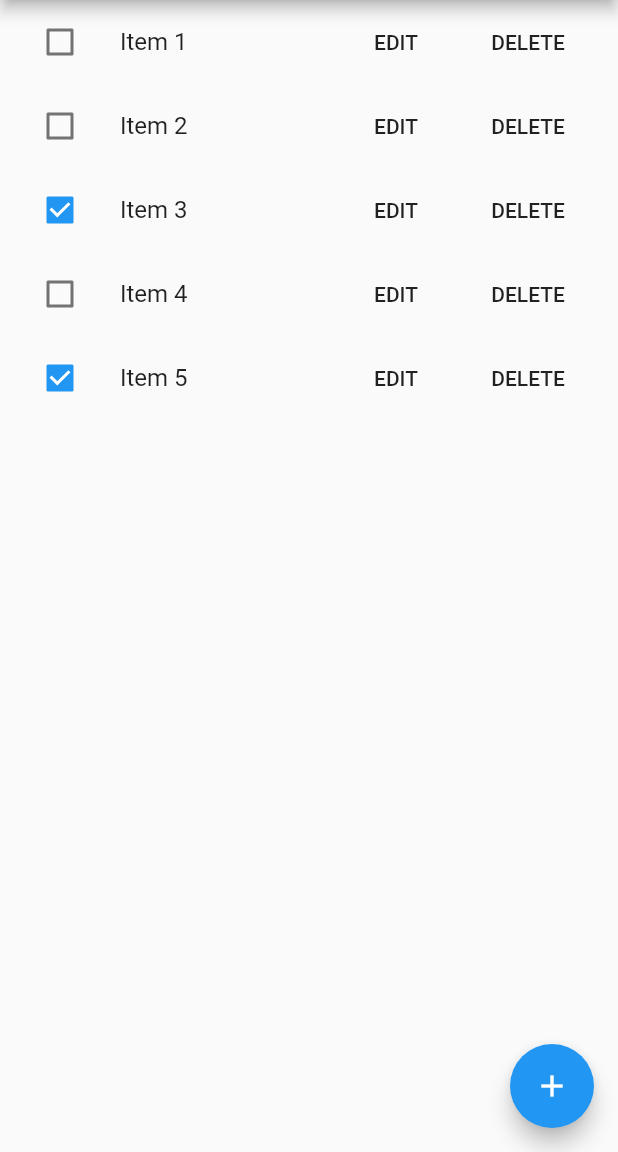
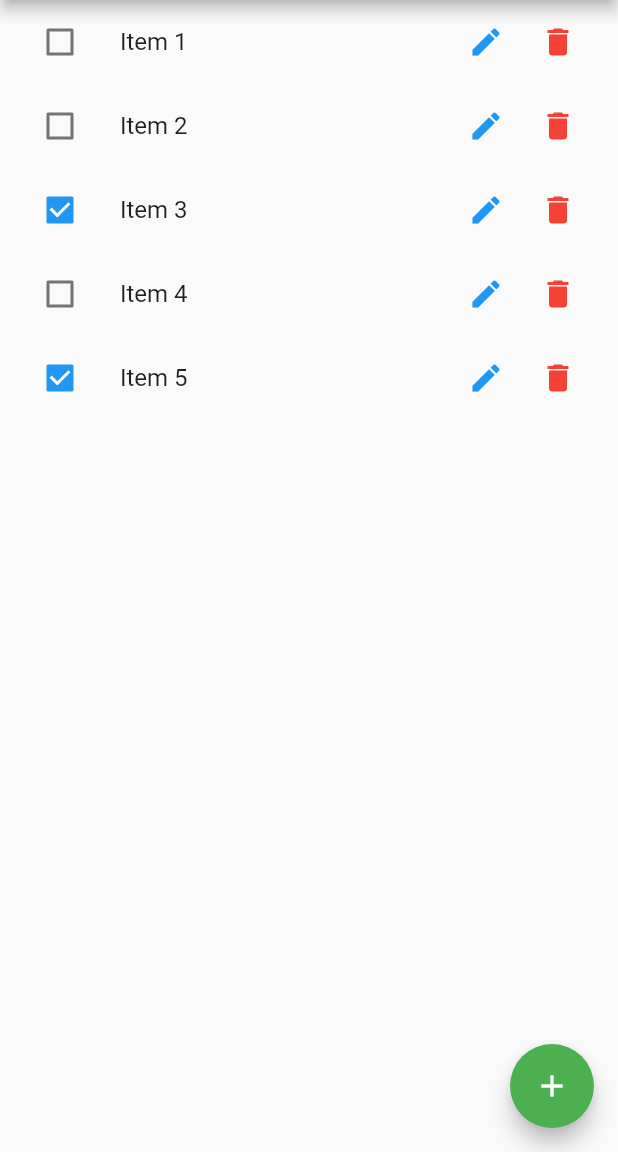
Before and after one commit to lickorice/flutter-todo-list, a Flutter app: the screen it shows after launch, on a phone screen of 412 x 824 dp, the part 84-1236 px from its top. Run offline on Flutter 3.47's test engine with Material 2 defaults, Android fonts, the phone set to English and light mode, and no system bars.

Commit message:
Style the application

```diff
--- a/lib/main.dart
+++ b/lib/main.dart
@@ -71,6 +71,7 @@ class _TodoListState extends State<TodoList> {
         },
         tooltip: 'Increment',
         child: Icon(Icons.add),
+        backgroundColor: Colors.green,
       ),
     );
   }
@@ -113,7 +114,7 @@ class _TodoListItemState extends State<TodoListItem> {
           Text(itemData.itemTitle),
           Row (
             children: <Widget>[
-              FlatButton(
+              IconButton(
                 onPressed: () {
                   showDialog(
                     context: context,
@@ -137,13 +138,15 @@ class _TodoListItemState extends State<TodoListItem> {
                     ),
                   );
                 },
-                child: Text("EDIT"),
+                icon: Icon(Icons.edit),
+                color: Colors.blue,
               ),
-              FlatButton(
+              IconButton(
                 onPressed: () {
                   itemData.removeSelf(itemData);
                 },
-                child: Text("DELETE"),
+                icon: Icon(Icons.delete),
+                color: Colors.red,
               ),
             ],
           ),
```
